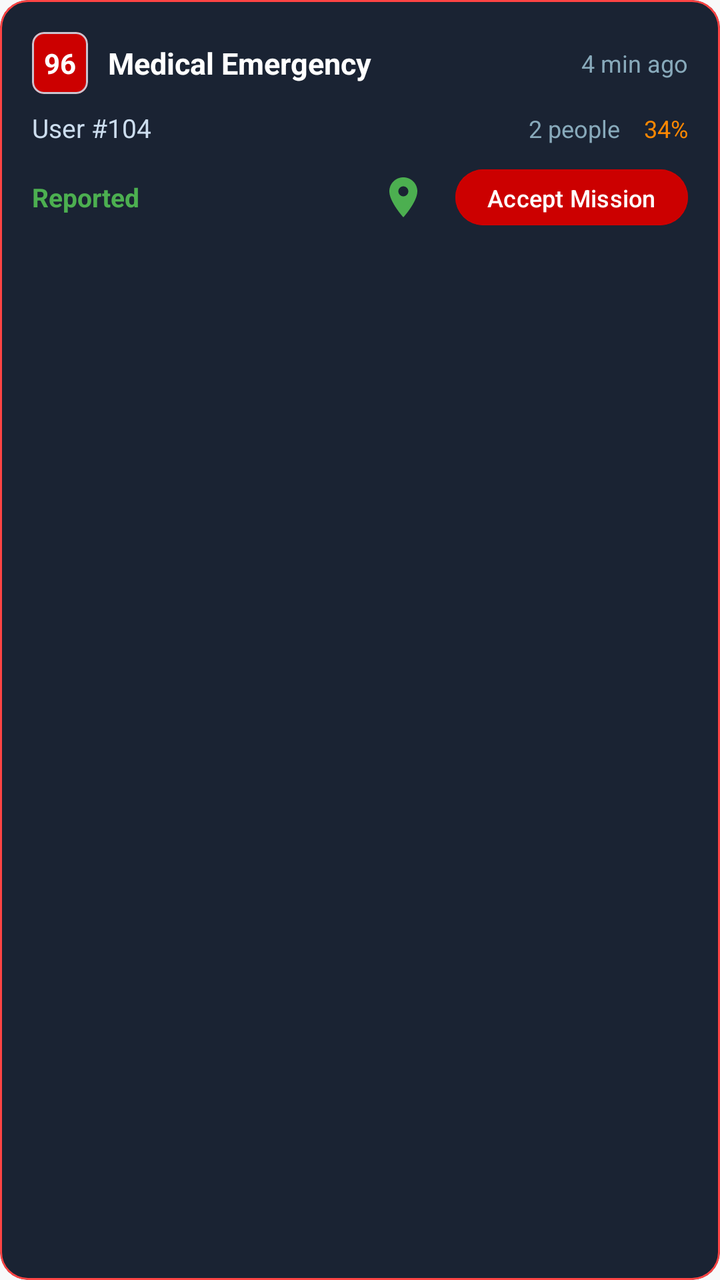
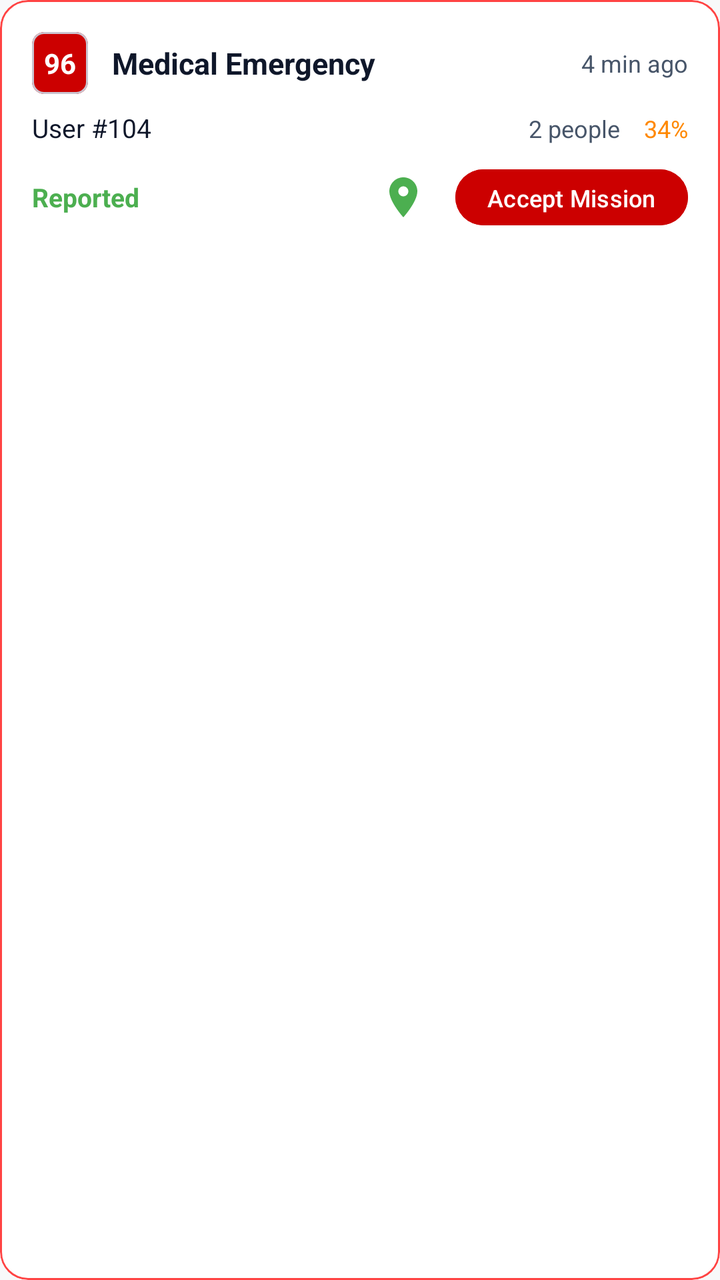

Before-and-after screenshots of an Android layout around one commit, followed by the original layout XML and the change that was made.
<!-- AndroidManifest.xml: application theme Theme.DisasterComm -->
<!-- res/layout/item_rescue_incident.xml -->
<?xml version="1.0" encoding="utf-8"?>
<com.google.android.material.card.MaterialCardView
    xmlns:android="http://schemas.android.com/apk/res/android"
    xmlns:app="http://schemas.android.com/apk/res-auto"
    android:layout_width="match_parent"
    android:layout_height="wrap_content"
    android:layout_marginBottom="10dp"
    app:cardBackgroundColor="#1A2333"
    app:cardCornerRadius="14dp"
    app:strokeColor="#FF4444"
    app:strokeWidth="1dp">

    <LinearLayout
        android:layout_width="match_parent"
        android:layout_height="wrap_content"
        android:orientation="vertical"
        android:padding="16dp">

        
        <LinearLayout
            android:layout_width="match_parent"
            android:layout_height="wrap_content"
            android:orientation="horizontal"
            android:gravity="center_vertical"
            android:layout_marginBottom="8dp">

            
            <com.google.android.material.card.MaterialCardView
                android:layout_width="wrap_content"
                android:layout_height="wrap_content"
                app:cardBackgroundColor="#CC0000"
                app:cardCornerRadius="6dp">
                <TextView
                    android:id="@+id/tvPriorityBadge"
                    android:layout_width="wrap_content"
                    android:layout_height="wrap_content"
                    android:padding="6dp"
                    android:text="96"
                    android:textColor="#FFFFFF"
                    android:textSize="14sp"
                    android:textStyle="bold"/>
            </com.google.android.material.card.MaterialCardView>

            <TextView
                android:id="@+id/tvCategory"
                android:layout_width="0dp"
                android:layout_height="wrap_content"
                android:layout_weight="1"
                android:layout_marginStart="10dp"
                android:text="Medical Emergency"
                android:textColor="#FFFFFF"
                android:textSize="15sp"
                android:textStyle="bold"/>

            <TextView
                android:id="@+id/tvTimeAgo"
                android:layout_width="wrap_content"
                android:layout_height="wrap_content"
                android:text="4 min ago"
                android:textColor="#88AABB"
                android:textSize="12sp"/>
        </LinearLayout>

        
        <LinearLayout
            android:layout_width="match_parent"
            android:layout_height="wrap_content"
            android:orientation="horizontal"
            android:layout_marginBottom="8dp">
            <TextView
                android:id="@+id/tvSenderName"
                android:layout_width="0dp"
                android:layout_height="wrap_content"
                android:layout_weight="1"
                android:text="User #104"
                android:textColor="#CCDDEE"
                android:textSize="13sp"/>
            <TextView
                android:id="@+id/tvPeopleCount"
                android:layout_width="wrap_content"
                android:layout_height="wrap_content"
                android:text="2 people"
                android:textColor="#88AABB"
                android:textSize="12sp"
                android:layout_marginEnd="12dp"/>
            <TextView
                android:id="@+id/tvBatteryLevel"
                android:layout_width="wrap_content"
                android:layout_height="wrap_content"
                android:text="34%"
                android:textColor="#FF8800"
                android:textSize="12sp"/>
        </LinearLayout>

        
        <LinearLayout
            android:layout_width="match_parent"
            android:layout_height="wrap_content"
            android:orientation="horizontal"
            android:gravity="center_vertical">

            <TextView
                android:id="@+id/tvStatus"
                android:layout_width="0dp"
                android:layout_height="wrap_content"
                android:layout_weight="1"
                android:text="Reported"
                android:textColor="#4CAF50"
                android:textSize="13sp"
                android:textStyle="bold"/>

            
            <ImageButton
                android:id="@+id/btnTrackLocation"
                android:layout_width="36dp"
                android:layout_height="36dp"
                android:layout_marginEnd="8dp"
                android:background="?attr/selectableItemBackgroundBorderless"
                android:src="@drawable/ic_map"
                android:contentDescription="Track Location"
                app:tint="#4CAF50"/>

            <Button
                android:id="@+id/btnAcceptMission"
                android:layout_width="wrap_content"
                android:layout_height="36dp"
                android:text="Accept Mission"
                android:textSize="12sp"
                android:backgroundTint="#CC0000"
                android:paddingHorizontal="16dp"/>
        </LinearLayout>

    </LinearLayout>
</com.google.android.material.card.MaterialCardView>
<!-- resources referenced by this layout -->
<resources>
  <!-- drawable ic_map (drawable) -->
  <vector xmlns:android="http://schemas.android.com/apk/res/android"
      android:width="24dp"
      android:height="24dp"
      android:viewportWidth="24"
      android:viewportHeight="24">
      <path
          android:fillColor="#000000"
          android:pathData="M12,2C8.13,2 5,5.13 5,9c0,5.25 7,13 7,13s7,-7.75 7,-13C19,5.13 15.87,2 12,2zM12,11.5c-1.38,0 -2.5,-1.12 -2.5,-2.5S10.62,6.5 12,6.5 14.5,7.62 14.5,9 13.38,11.5 12,11.5z"/>
  </vector>
  <style name="Theme.DisasterComm" parent="Theme.Material3.DayNight.NoActionBar">
          
          <item name="colorPrimary">@color/primary</item>
          <item name="colorPrimaryVariant">@color/primary_variant</item>
          <item name="colorOnPrimary">@color/text_on_primary</item>
          
          
          <item name="colorSecondary">@color/secondary</item>
          <item name="colorSecondaryVariant">@color/secondary_variant</item>
          <item name="colorOnSecondary">@color/white</item>
          
          
          <item name="android:windowBackground">@color/background</item>
          <item name="colorSurface">@color/surface</item>
          <item name="colorOnSurface">@color/text_primary</item>
          
          
          <item name="android:statusBarColor">@color/primary_variant</item>
          <item name="android:windowLightStatusBar">false</item>
          
          
          <item name="elevationOverlayEnabled">false</item>
          
          
          <item name="materialButtonStyle">@style/Widget.App.Button</item>
      </style>
  <color name="primary">#0047FF</color>
  <color name="primary_variant">#092FA4</color>
  <color name="text_on_primary">#FFFFFF</color>
  <color name="secondary">#0047FF</color>
  <color name="secondary_variant">#092FA4</color>
  <color name="white">#FFFFFF</color>
  <color name="background">#F8F9FA</color>
  <color name="surface">#FFFFFF</color>
  <color name="text_primary">#0F172A</color>
  <style name="Widget.App.Button" parent="Widget.Material3.Button">
          <item name="android:minHeight">48dp</item>
          <item name="android:minWidth">48dp</item>
          <item name="android:stateListAnimator">@null</item> 
          <item name="android:elevation">0dp</item>
      </style>
</resources>

<!-- the commit's change to res/layout/item_rescue_incident.xml (unified diff, before → after) -->
@@ -5,7 +5,7 @@
     android:layout_width="match_parent"
     android:layout_height="wrap_content"
     android:layout_marginBottom="10dp"
-    app:cardBackgroundColor="#1A2333"
+    app:cardBackgroundColor="@color/surface"
     app:cardCornerRadius="14dp"
     app:strokeColor="#FF4444"
     app:strokeWidth="1dp">
@@ -46,9 +46,9 @@
                 android:layout_width="0dp"
                 android:layout_height="wrap_content"
                 android:layout_weight="1"
-                android:layout_marginStart="10dp"
+                android:layout_marginStart="12dp"
                 android:text="Medical Emergency"
-                android:textColor="#FFFFFF"
+                android:textColor="@color/text_primary"
                 android:textSize="15sp"
                 android:textStyle="bold"/>
 
@@ -57,7 +57,7 @@
                 android:layout_width="wrap_content"
                 android:layout_height="wrap_content"
                 android:text="4 min ago"
-                android:textColor="#88AABB"
+                android:textColor="@color/text_secondary"
                 android:textSize="12sp"/>
         </LinearLayout>
 
@@ -73,14 +73,14 @@
                 android:layout_height="wrap_content"
                 android:layout_weight="1"
                 android:text="User #104"
-                android:textColor="#CCDDEE"
+                android:textColor="@color/text_primary"
                 android:textSize="13sp"/>
             <TextView
                 android:id="@+id/tvPeopleCount"
                 android:layout_width="wrap_content"
                 android:layout_height="wrap_content"
                 android:text="2 people"
-                android:textColor="#88AABB"
+                android:textColor="@color/text_secondary"
                 android:textSize="12sp"
                 android:layout_marginEnd="12dp"/>
             <TextView
<!-- resource entries referenced after the edit -->
@@ -45,6 +45,7 @@
   <color name="background">#F8F9FA</color>
   <color name="surface">#FFFFFF</color>
   <color name="text_primary">#0F172A</color>
+  <color name="text_secondary">#475569</color>
   <style name="Widget.App.Button" parent="Widget.Material3.Button">
           <item name="android:minHeight">48dp</item>
           <item name="android:minWidth">48dp</item>
